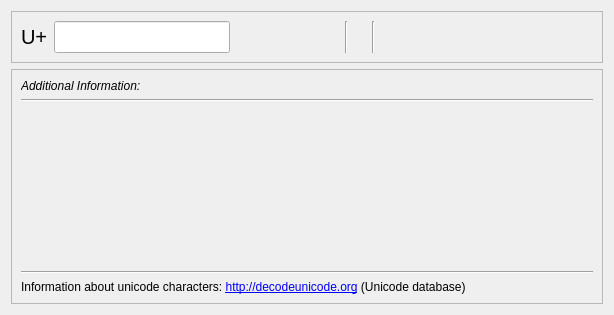
Above: src/widgets/unicodedialog_ui.ui from KDE/kdenlive before the change. Below: the same form after it.
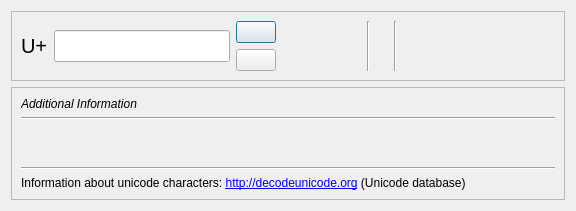
That is the form after the change. Custom widgets are drawn as their Qt base class.

Commit message: Unicode Dialog extended (character list, shortcuts for next/prev character, test for control character, ...

Diff of the .ui file:
```diff
--- a/src/widgets/unicodedialog_ui.ui
+++ b/src/widgets/unicodedialog_ui.ui
@@ -6,8 +6,8 @@
    <rect>
     <x>0</x>
     <y>0</y>
-    <width>614</width>
-    <height>315</height>
+    <width>576</width>
+    <height>211</height>
    </rect>
   </property>
   <property name="windowTitle">
@@ -47,20 +47,20 @@
         </property>
        </widget>
       </item>
-      <item row="0" column="2">
-       <spacer name="horizontalSpacer">
-        <property name="orientation">
-         <enum>Qt::Horizontal</enum>
-        </property>
-        <property name="sizeHint" stdset="0">
-         <size>
-          <width>40</width>
-          <height>20</height>
-         </size>
-        </property>
-       </spacer>
-      </item>
       <item row="0" column="4">
+       <spacer name="horizontalSpacer">
+        <property name="orientation">
+         <enum>Qt::Horizontal</enum>
+        </property>
+        <property name="sizeHint" stdset="0">
+         <size>
+          <width>40</width>
+          <height>20</height>
+         </size>
+        </property>
+       </spacer>
+      </item>
+      <item row="0" column="7">
        <widget class="QLabel" name="unicodeChar">
         <property name="sizePolicy">
          <sizepolicy hsizetype="Minimum" vsizetype="Fixed">
@@ -78,7 +78,7 @@
         </property>
        </widget>
       </item>
-      <item row="0" column="6">
+      <item row="0" column="10">
        <spacer name="horizontalSpacer_2">
         <property name="orientation">
          <enum>Qt::Horizontal</enum>
@@ -91,7 +91,7 @@
         </property>
        </spacer>
       </item>
-      <item row="0" column="7">
+      <item row="0" column="11">
        <spacer name="horizontalSpacer_3">
         <property name="orientation">
          <enum>Qt::Horizontal</enum>
@@ -107,17 +107,11 @@
       <item row="0" column="1">
        <widget class="QLineEdit" name="unicodeNumber">
         <property name="sizePolicy">
-         <sizepolicy hsizetype="Minimum" vsizetype="Fixed">
+         <sizepolicy hsizetype="Preferred" vsizetype="Fixed">
           <horstretch>0</horstretch>
           <verstretch>0</verstretch>
          </sizepolicy>
         </property>
-        <property name="minimumSize">
-         <size>
-          <width>12</width>
-          <height>0</height>
-         </size>
-        </property>
         <property name="font">
          <font>
           <pointsize>15</pointsize>
@@ -131,20 +125,48 @@
         </property>
        </widget>
       </item>
-      <item row="0" column="3">
-       <widget class="Line" name="line_2">
+      <item row="0" column="8">
+       <widget class="Line" name="lineRight">
+        <property name="orientation">
+         <enum>Qt::Vertical</enum>
+        </property>
+       </widget>
+      </item>
+      <item row="0" column="6">
+       <widget class="Line" name="lineLeft">
         <property name="orientation">
          <enum>Qt::Vertical</enum>
         </property>
        </widget>
       </item>
       <item row="0" column="5">
-       <widget class="Line" name="line_3">
-        <property name="orientation">
-         <enum>Qt::Vertical</enum>
+       <widget class="QLabel" name="leftChars">
+        <property name="text">
+         <string notr="true"/>
         </property>
        </widget>
       </item>
+      <item row="0" column="9">
+       <widget class="QLabel" name="rightChars">
+        <property name="text">
+         <string notr="true"/>
+        </property>
+       </widget>
+      </item>
+      <item row="0" column="2">
+       <layout class="QVBoxLayout" name="verticalLayout_5">
+        <item>
+         <widget class="KArrowButton" name="arrowUp"/>
+        </item>
+        <item>
+         <widget class="KArrowButton" name="arrowDown">
+          <property name="arrowType" stdset="0">
+           <number>2</number>
+          </property>
+         </widget>
+        </item>
+       </layout>
+      </item>
      </layout>
     </widget>
    </item>
@@ -203,7 +225,7 @@
          <locale language="English" country="UnitedStates"/>
         </property>
         <property name="text">
-         <string>Additional Information:</string>
+         <string>Additional Information</string>
         </property>
        </widget>
       </item>
@@ -226,6 +248,13 @@
    </item>
   </layout>
  </widget>
+ <customwidgets>
+  <customwidget>
+   <class>KArrowButton</class>
+   <extends>QPushButton</extends>
+   <header>karrowbutton.h</header>
+  </customwidget>
+ </customwidgets>
  <resources/>
  <connections/>
 </ui>
```
Left out of the diff: 3 changed lines with no effect on the pictures. The commit also changes 7 other files.
